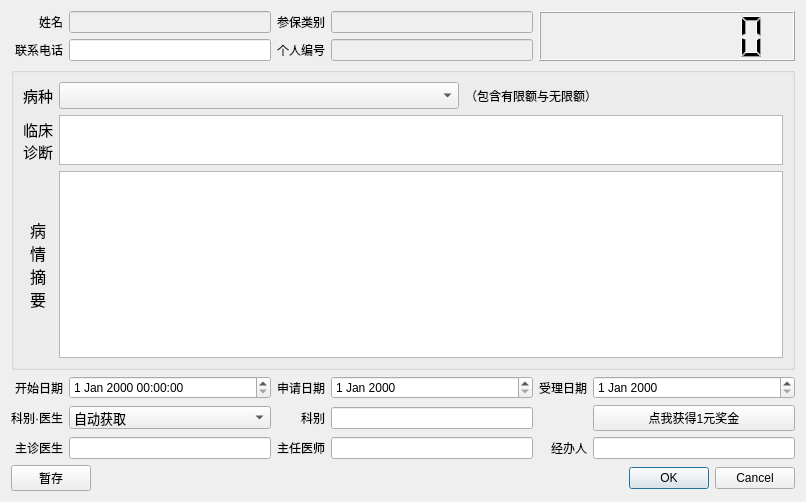
Above: y_sbwljhyw_dialog.ui from mxdmly/GlassMars before the change. Below: the same form after it.
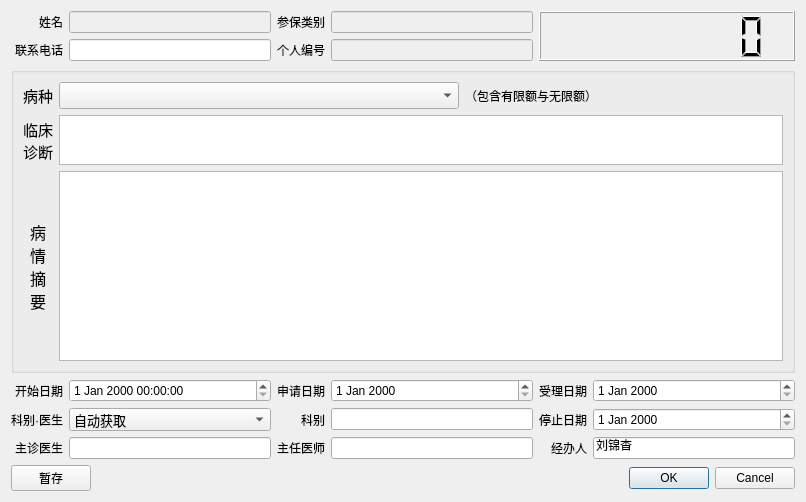
That is the form after the change.

```diff
--- a/y_sbwljhyw_dialog.ui
+++ b/y_sbwljhyw_dialog.ui
@@ -42,7 +42,7 @@
        <item row="9" column="5">
         <widget class="QLineEdit" name="lineEdit_9">
          <property name="text">
-          <string/>
+          <string>刘锦杳</string>
          </property>
         </widget>
        </item>
@@ -381,12 +381,15 @@
          </property>
         </widget>
        </item>
+       <item row="8" column="4">
+        <widget class="QLabel" name="label_6">
+         <property name="text">
+          <string>停止日期</string>
+         </property>
+        </widget>
+       </item>
        <item row="8" column="5">
-        <widget class="QPushButton" name="pushButton_2">
-         <property name="text">
-          <string>点我获得1元奖金</string>
-         </property>
-        </widget>
+        <widget class="QDateEdit" name="dateEdit"/>
        </item>
       </layout>
      </item>
```
